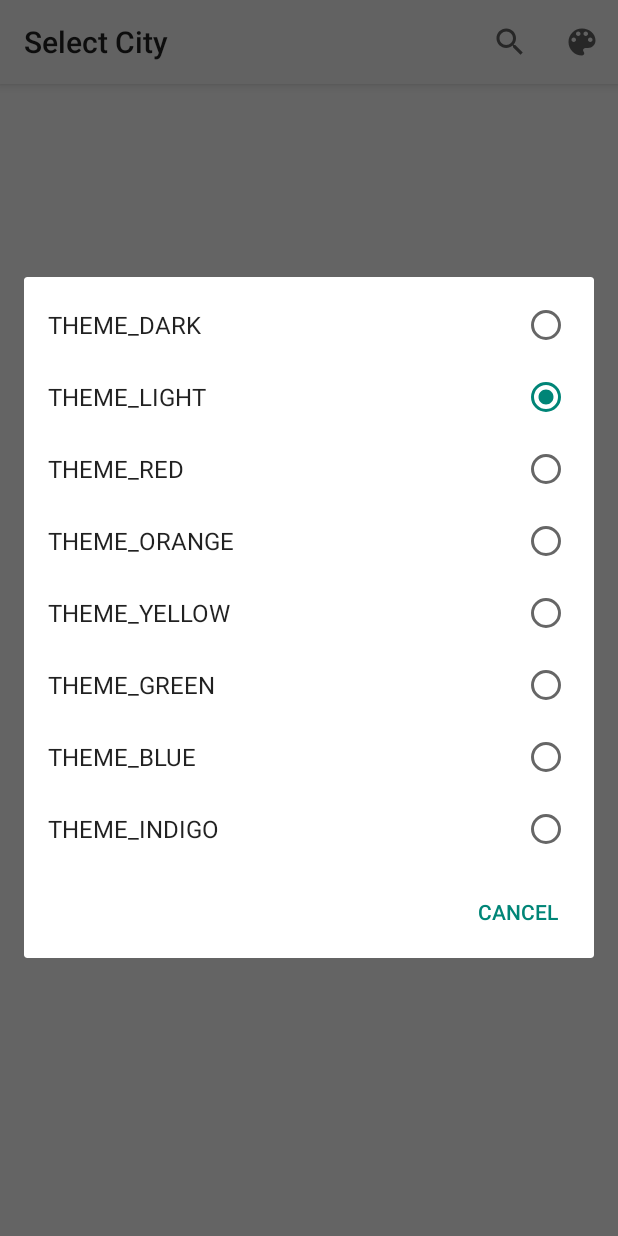
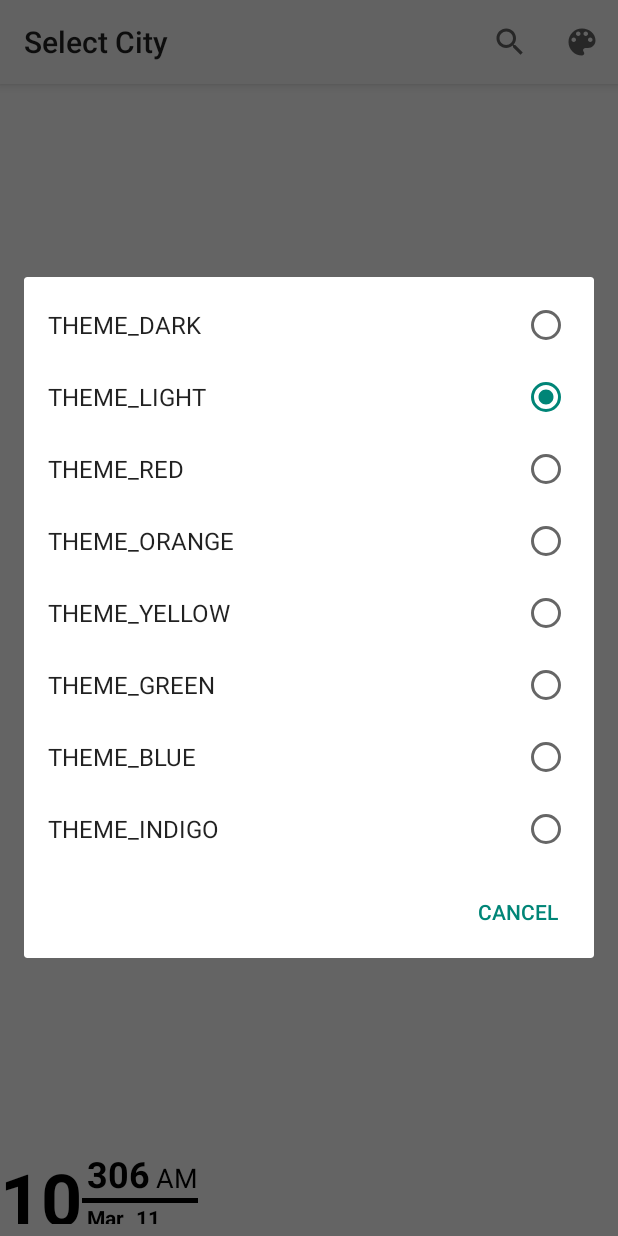
Before and after one commit to jk2pr/ClockWidget, an Android app: the AppWidgetConfigureActivity screen opened directly, with no data from a screen before it, after a tap on "Setting", on a phone screen of 412 x 824 dp. Run offline under Robolectric (Android 15) with nearby library versions, the phone set to English and light mode, and no system bars; 1 statement that could not run was skipped; 2 other taps on this screen came first.

Commit message:
migrated to android X

```diff
--- a/app/src/main/AndroidManifest.xml
+++ b/app/src/main/AndroidManifest.xml
@@ -34,9 +34,11 @@
         <service
             android:name=".services.TextClockService"
             android:permission="android.permission.BIND_JOB_SERVICE">
+            <intent-filter>
+                <action android:name="android.intent.action.BOOT_COMPLETED" />
+            </intent-filter>
         </service>
 
-        <receiver android:name=".receiver.AlarmReceiver"/>
     </application>
 
 </manifest>
--- a/app/src/main/java/com/jk/mr/duo/clock/AppWidget.kt
+++ b/app/src/main/java/com/jk/mr/duo/clock/AppWidget.kt
@@ -5,10 +5,9 @@ import android.appwidget.AppWidgetManager
 import android.appwidget.AppWidgetProvider
 import android.content.Context
 import android.content.Intent
-import android.support.v4.content.ContextCompat
 import android.util.Log
-import android.widget.LinearLayout
 import android.widget.RemoteViews
+import androidx.core.content.ContextCompat
 import com.jk.mr.duo.clock.AppWidgetConfigureActivity.Companion.TEXT_AM
 import com.jk.mr.duo.clock.AppWidgetConfigureActivity.Companion.TEXT_PM
 import com.jk.mr.duo.clock.services.TextClockService
--- /dev/null
+++ b/app/src/main/java/com/jk/mr/duo/clock/utils/TextClock.kt
@@ -0,0 +1,117 @@
+package com.jk.mr.duo.clock.utils
+
+import android.content.Context
+import android.graphics.Color
+import android.os.Handler
+import android.text.format.DateFormat
+import android.util.AttributeSet
+import android.view.LayoutInflater
+import android.view.View
+import android.widget.LinearLayout
+import android.widget.TextView
+import com.jk.mr.duo.clock.R
+import java.util.*
+
+
+class TextClock : LinearLayout {
+    private var mTime: Calendar? = null
+    private var tvHour: TextView? = null
+    private var tvMinute: TextView? = null
+    private var tvDay: TextView? = null
+    private var tvMonth: TextView? = null
+    private var tvSecond: TextView? = null
+    private var tvMeridian: TextView? = null
+    private var is24HourFormat: Boolean = false
+
+    constructor(context: Context) : super(context)
+
+
+
+    @JvmOverloads
+    constructor(context: Context, attrs: AttributeSet, defStyleAttr: Int = 0) : super(context, attrs, defStyleAttr) {
+        init(context, attrs, defStyleAttr)
+    }
+
+    /*constructor(context: Context, attrs: AttributeSet, defStyleAttr: Int, defStyleRes: Int) : super(context, attrs, defStyleAttr, defStyleRes) {
+        init(context, attrs, defStyleAttr)
+    }*/
+
+    private fun init(context: Context, attrs: AttributeSet, defStyleAttr: Int) {
+        createTime(TimeZone.getDefault().id)
+
+        val a = context.obtainStyledAttributes(
+                attrs, R.styleable.TextClock, defStyleAttr, 0)
+
+        LayoutInflater.from(context).inflate(R.layout.text_clock_layout, this)
+
+        tvHour = findViewById(R.id.hour)
+        tvMinute = findViewById(R.id.minute)
+        tvDay = findViewById(R.id.day)
+        tvMonth = findViewById(R.id.month)
+        tvMeridian = findViewById(R.id.meridian)
+        tvSecond = findViewById(R.id.second)
+        val color: Int
+
+        val showSecond: Boolean
+        try {
+            color = a.getColor(R.styleable.TextClock_color, Color.BLACK)
+            is24HourFormat = a.getBoolean(R.styleable.TextClock_format24Hour, false)
+            showSecond = a.getBoolean(R.styleable.TextClock_showSecond, true)
+        } finally {
+            a.recycle()
+        }
+
+        setColor(color)
+
+        if (!showSecond)
+            tvSecond!!.visibility = View.GONE
+
+        setTime()
+
+        Handler().postDelayed(object : Runnable {
+            override fun run() {
+                setTime()
+                if (handler != null)
+                    handler.postDelayed(this, DALEY.toLong())
+            }
+        }, DALEY.toLong())
+    }
+
+    private fun setColor(color: Int) {
+        tvHour!!.setTextColor(color)
+        tvMinute!!.setTextColor(color)
+        tvDay!!.setTextColor(color)
+        tvMonth!!.setTextColor(color)
+        tvMeridian!!.setTextColor(color)
+        tvSecond!!.setTextColor(color)
+        findViewById<View>(R.id.separador).setBackgroundColor(color)
+    }
+
+    private fun createTime(timeZone: String?) {
+        if (timeZone != null)
+            mTime = Calendar.getInstance(TimeZone.getTimeZone(timeZone))
+        else
+            mTime = Calendar.getInstance()
+    }
+
+    private fun setTime() {
+        mTime!!.timeInMillis = System.currentTimeMillis()
+
+        tvHour!!.text = (if (is24HourFormat)
+            mTime!!.get(Calendar.HOUR_OF_DAY)
+        else
+            mTime!!.get(Calendar.HOUR)).toString()
+
+        tvMinute!!.text = DateFormat.format("mm", mTime)
+        tvSecond!!.text = mTime!!.get(Calendar.SECOND).toString()
+        tvMeridian!!.text = DateFormat.format("a", mTime)
+
+        tvDay!!.text = mTime!!.get(Calendar.DAY_OF_MONTH).toString()
+        tvMonth!!.text = DateFormat.format("MMM", mTime)
+    }
+
+    companion object {
+
+        private const val DALEY = 1000
+    }
+}
--- a/app/src/main/java/com/jk/mr/duo/clock/utils/ViewUtils.kt
+++ b/app/src/main/java/com/jk/mr/duo/clock/utils/ViewUtils.kt
@@ -2,7 +2,7 @@ package com.jk.mr.duo.clock.utils
 
 import android.content.Context
 import android.graphics.Color
-import android.support.v4.content.ContextCompat
+import androidx.core.content.ContextCompat
 import android.graphics.drawable.LayerDrawable
 import android.graphics.drawable.Drawable
 import android.graphics.drawable.GradientDrawable
--- a/app/src/main/res/layout/app_widget_configure.xml
+++ b/app/src/main/res/layout/app_widget_configure.xml
@@ -1,16 +1,16 @@
 <?xml version="1.0" encoding="utf-8"?>
-<android.support.design.widget.CoordinatorLayout xmlns:android="http://schemas.android.com/apk/res/android"
+<androidx.coordinatorlayout.widget.CoordinatorLayout xmlns:android="http://schemas.android.com/apk/res/android"
     xmlns:app="http://schemas.android.com/apk/res-auto"
     xmlns:tools="http://schemas.android.com/tools"
     tools:showIn="com.jk.mr.duo.clock.AppWidgetConfigureActivity"
     android:layout_width="match_parent"
     android:layout_height="match_parent">
 
-    <android.support.constraint.ConstraintLayout
+    <androidx.constraintlayout.widget.ConstraintLayout
         android:layout_width="match_parent"
         android:layout_height="match_parent">
 
-        <android.support.design.widget.AppBarLayout
+        <com.google.android.material.appbar.AppBarLayout
             android:id="@+id/appbar"
             android:layout_width="0dp"
             android:layout_height="wrap_content"
@@ -18,20 +18,30 @@
             app:layout_constraintStart_toStartOf="parent"
             app:layout_constraintTop_toTopOf="parent">
 
-            <android.support.v7.widget.Toolbar
+            <androidx.appcompat.widget.Toolbar
                 android:id="@+id/toolbar"
                 style="@style/Base.Widget.AppCompat.Toolbar"
                 android:layout_width="match_parent"
                 android:layout_height="?android:attr/actionBarSize" />
 
-        </android.support.design.widget.AppBarLayout>
+        </com.google.android.material.appbar.AppBarLayout>
 
 
-        <android.support.v7.widget.RecyclerView
+        <androidx.recyclerview.widget.RecyclerView
             android:id="@+id/recycler_view"
             android:layout_width="match_parent"
             android:layout_height="0dp"
+            android:layout_marginBottom="8dp"
             android:scrollbars="vertical"
+            app:layout_constraintBottom_toTopOf="@+id/textClock"
             app:layout_constraintTop_toBottomOf="@+id/appbar" />
-    </android.support.constraint.ConstraintLayout>
-</android.support.design.widget.CoordinatorLayout>
+
+        <com.jk.mr.duo.clock.utils.TextClock
+
+            android:id="@+id/textClock"
+            android:layout_width="match_parent"
+            android:layout_height="50dp"
+            android:layout_marginBottom="8dp"
+            app:layout_constraintBottom_toBottomOf="parent" />
+    </androidx.constraintlayout.widget.ConstraintLayout>
+</androidx.coordinatorlayout.widget.CoordinatorLayout>
--- a/app/src/main/res/layout/layout_seekbar.xml
+++ b/app/src/main/res/layout/layout_seekbar.xml
@@ -1,5 +1,5 @@
 <?xml version="1.0" encoding="utf-8"?>
-<android.support.constraint.ConstraintLayout xmlns:android="http://schemas.android.com/apk/res/android"
+<androidx.constraintlayout.widget.ConstraintLayout xmlns:android="http://schemas.android.com/apk/res/android"
     xmlns:app="http://schemas.android.com/apk/res-auto"
     xmlns:tools="http://schemas.android.com/tools"
     android:layout_width="wrap_content"
@@ -25,4 +25,4 @@
         app:layout_constraintBottom_toBottomOf="parent"
         app:layout_constraintEnd_toEndOf="parent"
         app:layout_constraintStart_toStartOf="parent" />
-</android.support.constraint.ConstraintLayout>
+</androidx.constraintlayout.widget.ConstraintLayout>
--- /dev/null
+++ b/app/src/main/res/layout/text_clock_layout.xml
@@ -0,0 +1,101 @@
+<?xml version="1.0" encoding="utf-8"?><!--
+  ~ Copyright (c) 2017 Dewin J. Martínez.
+  ~
+  ~ Licensed under the Apache License, Version 2.0 (the "License");
+  ~ you may not use this file except in compliance with the License.
+  ~ You may obtain a copy of the License at
+  ~
+  ~             http://www.apache.org/licenses/LICENSE-2.0
+  ~
+  ~ Unless required by applicable law or agreed to in writing, software
+  ~ distributed under the License is distributed on an "AS IS" BASIS,
+  ~ WITHOUT WARRANTIES OR CONDITIONS OF ANY KIND, either express or implied.
+  ~ See the License for the specific language governing permissions and
+  ~ limitations under the License.
+  -->
+
+<RelativeLayout xmlns:android="http://schemas.android.com/apk/res/android"
+    android:layout_width="match_parent"
+    android:layout_height="match_parent"
+    android:orientation="vertical">
+
+    <TextView
+        android:id="@+id/hour"
+        android:layout_width="wrap_content"
+        android:layout_height="wrap_content"
+        android:layout_alignParentStart="true"
+        android:layout_alignParentTop="true"
+        android:textSize="48sp"
+        android:textStyle="bold" />
+
+    <LinearLayout
+        android:layout_width="wrap_content"
+        android:layout_height="wrap_content"
+        android:orientation="vertical"
+        android:layout_alignParentTop="true"
+        android:layout_toEndOf="@+id/hour">
+
+        <LinearLayout
+            android:layout_width="match_parent"
+            android:layout_height="wrap_content"
+            android:orientation="vertical">
+
+            <LinearLayout
+                android:layout_width="match_parent"
+                android:layout_height="0dp"
+                android:layout_weight="1">
+
+                <TextView
+                    android:id="@+id/minute"
+                    android:layout_width="wrap_content"
+                    android:layout_height="wrap_content"
+
+                    android:layout_marginStart="3dp"
+                    android:textSize="24sp"
+                    android:textStyle="bold" />
+
+                <TextView
+                    android:id="@+id/second"
+                    android:layout_width="wrap_content"
+                    android:layout_height="wrap_content"
+                    android:textSize="24sp"
+                    android:textStyle="bold" />
+
+                <TextView
+                    android:id="@+id/meridian"
+                    android:layout_width="wrap_content"
+                    android:layout_height="wrap_content"
+                    android:gravity="start"
+                    android:textSize="18sp"
+                    android:layout_marginStart="4dp" />
+            </LinearLayout>
+
+            <TextView
+                android:id="@+id/separador"
+                android:layout_width="match_parent"
+                android:layout_height="3dp"
+                android:orientation="vertical"></TextView>
+        </LinearLayout>
+
+        <LinearLayout
+            android:layout_width="match_parent"
+            android:layout_height="wrap_content"
+            android:orientation="horizontal">
+
+            <TextView
+                android:id="@+id/month"
+                android:layout_width="wrap_content"
+                android:layout_height="wrap_content"
+                android:layout_marginStart="3dp"
+                android:textStyle="bold" />
+
+            <TextView
+                android:id="@+id/day"
+                android:layout_width="wrap_content"
+                android:layout_height="wrap_content"
+                android:layout_marginStart="8dp"
+                android:textStyle="bold" />
+        </LinearLayout>
+    </LinearLayout>
+
+</RelativeLayout>
--- a/app/src/main/res/menu/menu.xml
+++ b/app/src/main/res/menu/menu.xml
@@ -5,7 +5,7 @@
         android:icon="@android:drawable/ic_menu_search"
         android:orderInCategory="100"
         android:title="@string/action_search"
-        app:actionViewClass="android.support.v7.widget.SearchView"
+        app:actionViewClass="androidx.appcompat.widget.SearchView"
         app:showAsAction="ifRoom" />
     <item
         android:id="@+id/action_setting"
```
Also changed, not shown: app/build.gradle (+19 -17 lines), app/src/main/java/com/jk/mr/duo/clock/AppCompatPreferenceActivity.kt (+4 -4 lines), app/src/main/java/com/jk/mr/duo/clock/AppWidgetConfigureActivity.kt (+14 -9 lines), app/src/main/java/com/jk/mr/duo/clock/services/TextClockService.kt (+15 -7 lines), app/src/main/res/layout/item_time_zone.xml (+4 -4 lines), app/src/main/res/values/values.xml (added, +11 -0 lines), 1 other file.
